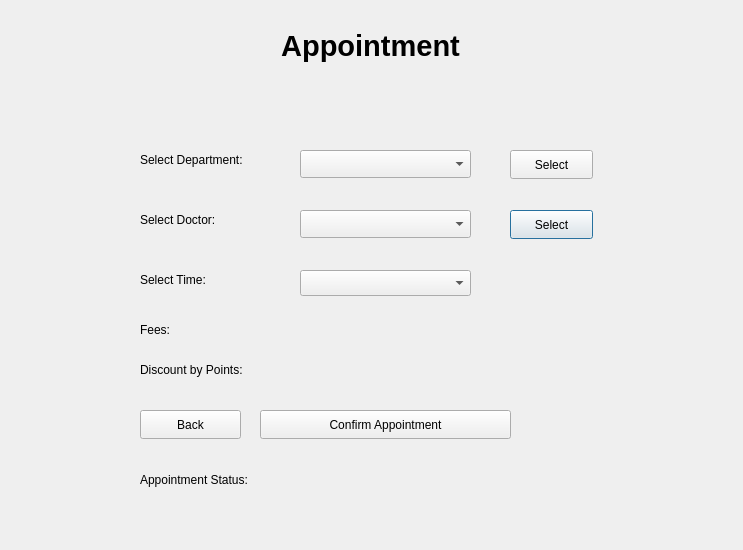
This is bookappointmentwindow.ui in KirolousFouty/Hospital_Project as Qt 5 draws it before an edit. The edited form follows.
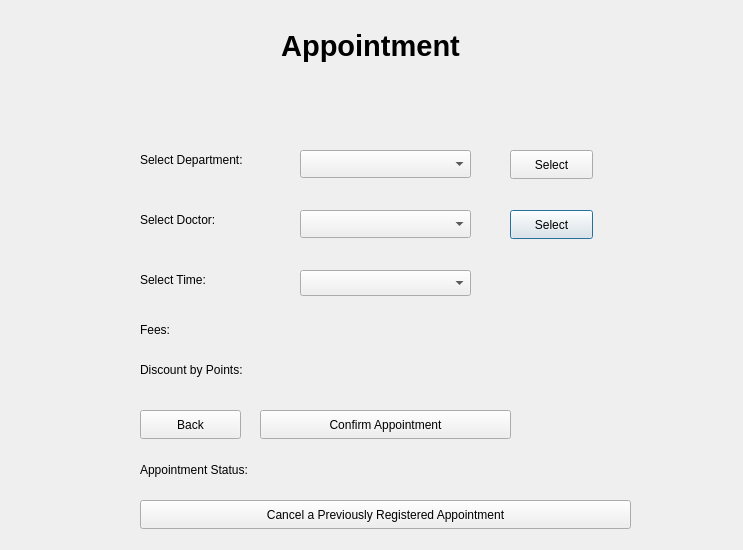
This is the edited form.

Commit message: - Added and implemented UserEditWindow - Added and implemented CancelAppointmentWindow - Improved some functions in other classes

What changed in the file:
```diff
--- a/bookappointmentwindow.ui
+++ b/bookappointmentwindow.ui
@@ -125,7 +125,7 @@
    <property name="geometry">
     <rect>
      <x>140</x>
-     <y>470</y>
+     <y>460</y>
      <width>451</width>
      <height>20</height>
     </rect>
@@ -221,6 +221,19 @@
     <set>Qt::AlignCenter</set>
    </property>
   </widget>
+  <widget class="QPushButton" name="cancelAppointmentButton">
+   <property name="geometry">
+    <rect>
+     <x>140</x>
+     <y>500</y>
+     <width>491</width>
+     <height>29</height>
+    </rect>
+   </property>
+   <property name="text">
+    <string>Cancel a Previously Registered Appointment</string>
+   </property>
+  </widget>
  </widget>
  <resources/>
  <connections/>
```
The commit also changes 20 other files.
